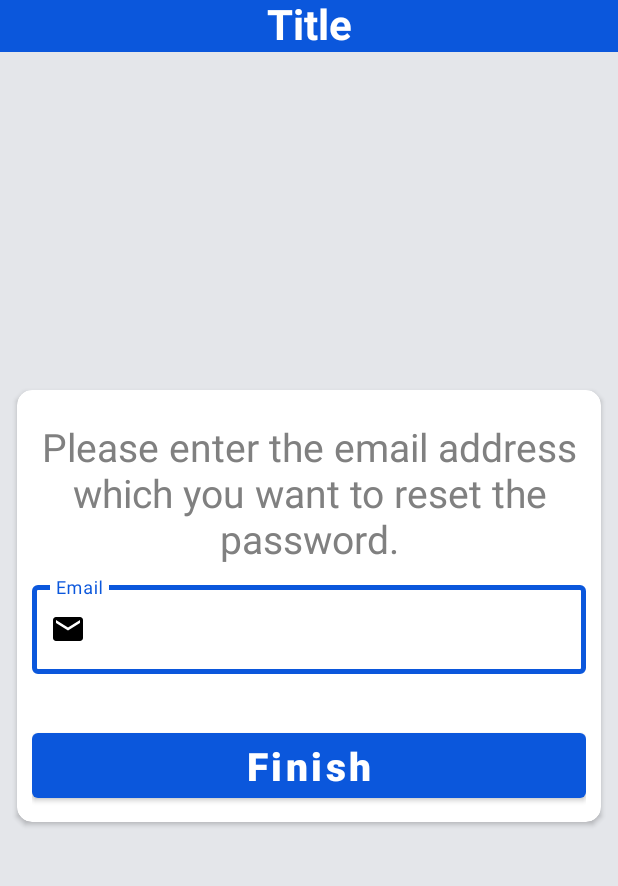
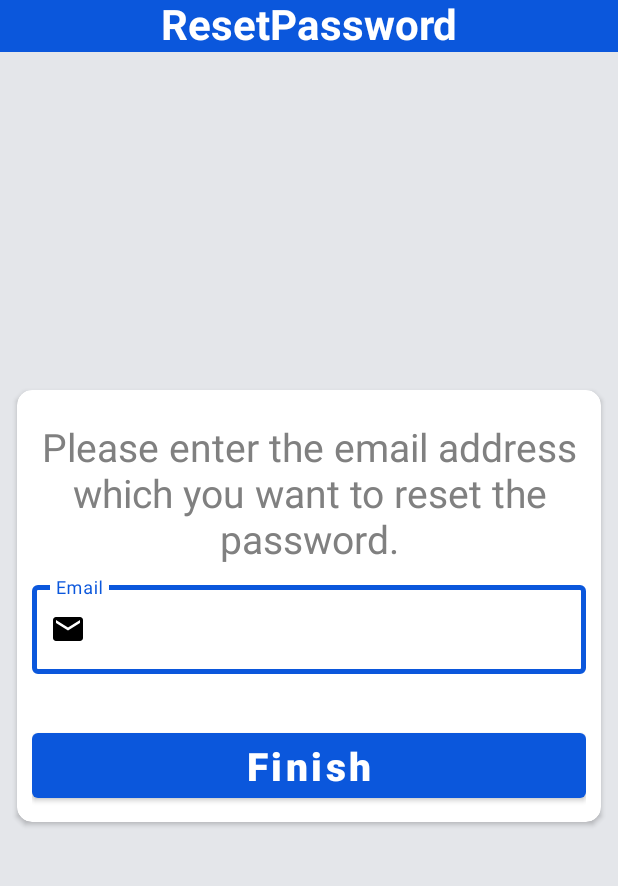
Before and after one commit to danieel47896321/VideoMeeting, an Android app: the ResetPassword screen opened directly, with no data from a screen before it, on a phone screen of 412 x 824 dp, the part 76-962 px from its top. Run offline under Robolectric (Android 15) with nearby library versions, the phone set to English and light mode, and no system bars; our stand-ins replace Firebase (no records; nobody signed in at launch, a user with empty details on screens opened directly).

Commit message:
finish reset password kt. created Home page to go after sign in.

```diff
--- a/app/src/main/java/com/example/videomeeting/guest/ResetPassword.kt
+++ b/app/src/main/java/com/example/videomeeting/guest/ResetPassword.kt
@@ -1,12 +1,74 @@
 package com.example.videomeeting.guest
 
+import android.content.Intent
 import androidx.appcompat.app.AppCompatActivity
 import android.os.Bundle
+import android.util.Patterns
+import android.widget.Button
+import android.widget.ImageView
+import android.widget.TextView
+import com.example.videomeeting.MainActivity
 import com.example.videomeeting.R
+import com.example.videomeeting.myClass.Loading
+import com.example.videomeeting.myClass.PopUpMSG
+import com.google.android.material.textfield.TextInputLayout
+import com.google.firebase.auth.FirebaseAuth
 
 class ResetPassword : AppCompatActivity() {
+    private lateinit var buttonFinish: Button
+    private lateinit var textInputLayoutEmail: TextInputLayout
+    private lateinit var backIcon: ImageView
+    private lateinit var title: TextView
+    private val firebaseAuth = FirebaseAuth.getInstance()
+    private lateinit var loading: Loading
     override fun onCreate(savedInstanceState: Bundle?) {
         super.onCreate(savedInstanceState)
         setContentView(R.layout.activity_reset_password)
+        init()
+    }
+    private fun init() {
+        backIcon = findViewById<ImageView>(R.id.backIcon)
+        title = findViewById<TextView>(R.id.title)
+        title.setText(R.string.ResetPassword)
+        buttonFinish = findViewById<Button>(R.id.buttonFinish)
+        textInputLayoutEmail = findViewById<TextInputLayout>(R.id.textInputLayoutEmail)
+        backIcon()
+        endIcon()
+        resetPasswordButton()
+    }
+    private fun backIcon() { backIcon.setOnClickListener{ myStartActivity(MainActivity::class.java) } }
+    override fun onBackPressed() { myStartActivity(MainActivity::class.java) }
+    private fun myStartActivity(Destination: Class<*>) {
+        startActivity(Intent(this, Destination))
+        finish()
+    }
+    private fun endIcon(){ textInputLayoutEmail.setEndIconOnClickListener{ clearText(textInputLayoutEmail) } }
+    private fun clearText(input: TextInputLayout) {
+        input.helperText = ""
+        input.editText!!.setText("")
+    }
+    private fun isEmailValid(email: String?): Boolean { return Patterns.EMAIL_ADDRESS.matcher(email).matches() }
+    private fun resetPasswordButton() {
+        buttonFinish.setOnClickListener{
+            if(textInputLayoutEmail.editText?.text?.length!! > 0) {
+                if(!isEmailValid(textInputLayoutEmail.editText?.text.toString()))
+                    textInputLayoutEmail.helperText = resources.getString(R.string.InvalidEmail)
+                else{
+                    loading = Loading(this)
+                    firebaseAuth.fetchSignInMethodsForEmail(textInputLayoutEmail.editText?.text.toString()).addOnCompleteListener { task ->
+                        loading.stop()
+                        if(task.isSuccessful) {
+                            if(task.result.signInMethods!!.isNotEmpty()) {
+                                FirebaseAuth.getInstance().sendPasswordResetEmail(textInputLayoutEmail.editText?.text.toString())
+                                PopUpMSG(this, resources.getString(R.string.ResetPassword), resources.getString(R.string.ResetLink), MainActivity::class.java)
+                            }else
+                                textInputLayoutEmail.helperText = resources.getString(R.string.EmailNotExist)
+                        }else
+                            PopUpMSG(this, resources.getString(R.string.Error), resources.getString(R.string.ErrorMSG))
+                    }
+                }
+            }else
+                textInputLayoutEmail.helperText = resources.getString(R.string.Required)
+        }
     }
 }
--- a/app/src/main/java/com/example/videomeeting/user/Home.kt
+++ b/app/src/main/java/com/example/videomeeting/user/Home.kt
@@ -1,10 +1,11 @@
 package com.example.videomeeting.user
 
+import android.os.Bundle
 import androidx.appcompat.app.AppCompatActivity
-import android.os.Bundle
 import com.example.videomeeting.R
 
 class Home : AppCompatActivity() {
+
     override fun onCreate(savedInstanceState: Bundle?) {
         super.onCreate(savedInstanceState)
         setContentView(R.layout.activity_home)
--- a/app/src/main/res/layout/activity_reset_password.xml
+++ b/app/src/main/res/layout/activity_reset_password.xml
@@ -9,7 +9,7 @@
     tools:context=".guest.ResetPassword">
 
     <include
-        android:id="@+id/Header"
+        android:id="@+id/header"
         layout="@layout/header"
         app:layout_constraintEnd_toEndOf="parent"
         app:layout_constraintStart_toStartOf="parent"
@@ -20,7 +20,7 @@
         android:layout_height="wrap_content"
         android:layout_gravity="center"
         app:layout_constraintBottom_toBottomOf="parent"
-        app:layout_constraintTop_toBottomOf="@+id/Header"
+        app:layout_constraintTop_toBottomOf="@+id/header"
         android:layout_marginLeft="11dp"
         android:layout_marginRight="11dp"
         android:layout_marginTop="11dp"
@@ -44,7 +44,7 @@
                 android:padding="10dp">
 
                 <TextView
-                    android:id="@+id/ResetPasswordText"
+                    android:id="@+id/resetPasswordText"
                     style="@style/TextView_Style_Normal"
                     android:layout_width="match_parent"
                     android:layout_height="wrap_content"
@@ -57,7 +57,7 @@
                     app:layout_constraintVertical_bias="0.0" />
 
                 <com.google.android.material.textfield.TextInputLayout
-                    android:id="@+id/TextInputLayoutEmail"
+                    android:id="@+id/textInputLayoutEmail"
                     style="@style/TextInputLayout_Style"
                     android:layout_width="match_parent"
                     android:layout_height="90dp"
@@ -70,7 +70,6 @@
                     app:startIconDrawable="@drawable/email">
 
                     <com.google.android.material.textfield.TextInputEditText
-                        android:id="@+id/TextInputEditTextInputEmail"
                         style="@style/TextInputEditText_Style"
                         android:layout_width="match_parent"
                         android:layout_height="wrap_content"
@@ -78,7 +77,7 @@
                 </com.google.android.material.textfield.TextInputLayout>
 
                 <Button
-                    android:id="@+id/ButtonFinish"
+                    android:id="@+id/buttonFinish"
                     style="@style/Button_Style"
                     android:layout_width="match_parent"
                     android:layout_height="wrap_content"
--- a/app/src/main/res/values/strings.xml
+++ b/app/src/main/res/values/strings.xml
@@ -29,6 +29,7 @@
     <!-- ResetPassword Page -->
     <string name="ResetPassword">ResetPassword</string>
     <string name="ForgotPasswordInfo" translatable="true">Please enter the email address which you want to reset the password.</string>
+    <string name="ResetLink" translatable="true">Reset Link has been send to your Email.</string>
     <!-- Arrays -->
     <string-array name="Main">
         <item>@string/SignIn</item>
```
Also changed, not shown: 1 other file.
